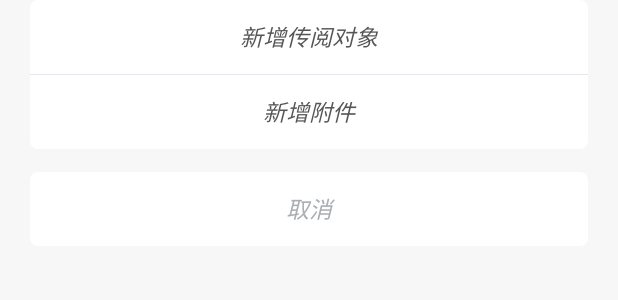
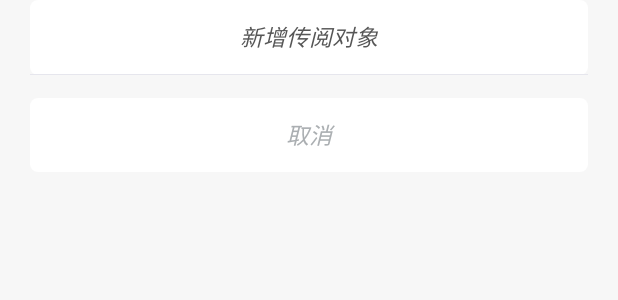
Before and after one commit to seed-age/circulate-android, an Android app: the layout dialog_edit_menu.xml on its own in the app's theme, with its tools: preview values and no code run, on a phone screen of 412 x 824 dp. Shown: the top 300 px of the screen. Run offline under Robolectric (Android 15) with nearby library versions, the phone set to English and light mode, and no system bars.

Commit message:
隐藏网盘入口

```diff
--- a/circulate/src/main/res/layout/activity_create_mail.xml
+++ b/circulate/src/main/res/layout/activity_create_mail.xml
@@ -124,7 +124,8 @@
                     android:id="@+id/fl_accessory"
                     android:layout_width="@dimen/dp_30"
                     android:layout_height="match_parent"
-                    android:onClick="onClick">
+                    android:onClick="onClick"
+                    android:visibility="gone">
 
                     <ImageView
                         android:id="@+id/iv_accessory"
--- a/circulate/src/main/res/layout/dialog_edit_menu.xml
+++ b/circulate/src/main/res/layout/dialog_edit_menu.xml
@@ -38,7 +38,8 @@
             android:text="新增附件"
             android:textColor="@color/color_565656"
             android:textSize="@dimen/sp_15"
-            android:textStyle="italic"/>
+            android:textStyle="italic"
+            android:visibility="gone"/>
     </LinearLayout>
     <LinearLayout
         android:layout_width="match_parent"
```
